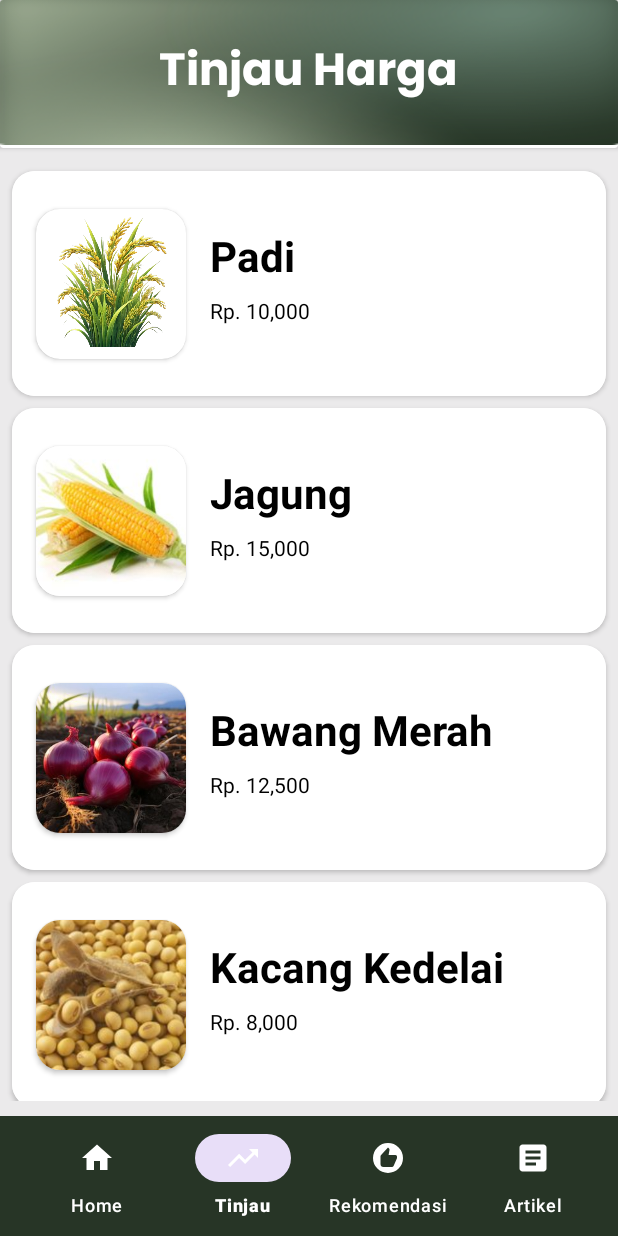
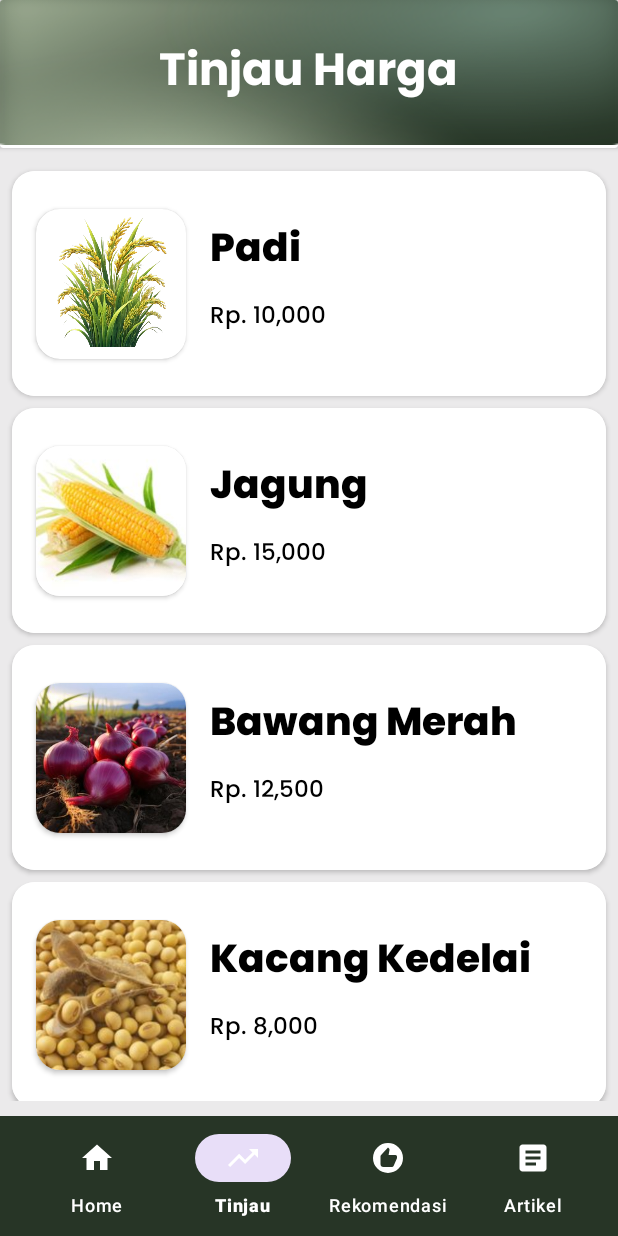
Before and after one commit to C241-PS087/BooTani_Android, an Android app: the HomeFragment screen opened directly, with no data from a screen before it, item 2 of the bottom bar chosen, on a phone screen of 412 x 824 dp. Run offline under Robolectric (Android 15) with nearby library versions, the phone set to English and light mode, and no system bars.

Commit message:
update artikel

```diff
--- a/app/src/main/java/com/example/bootani/Artikel.kt
+++ b/app/src/main/java/com/example/bootani/Artikel.kt
@@ -7,5 +7,5 @@ import kotlinx.parcelize.Parcelize
 data class Artikel(
     val name: String,
     val description: String,
-    val photo: Int
+    val photoUrl: String
 ) : Parcelable
--- a/app/src/main/java/com/example/bootani/HomeFragment.kt
+++ b/app/src/main/java/com/example/bootani/HomeFragment.kt
@@ -1,17 +1,27 @@
 package com.example.bootani
 
+import android.app.AlertDialog
+import android.content.Intent
 import android.os.Bundle
 import android.view.LayoutInflater
 import android.view.View
 import android.view.ViewGroup
 import androidx.fragment.app.Fragment
+import androidx.lifecycle.ViewModelProvider
 import androidx.recyclerview.widget.LinearLayoutManager
 import com.example.bootani.data.HomeItem
+import com.example.bootani.data.UserPreferences
 import com.example.bootani.databinding.FragmentHomeBinding
+import com.example.bootani.viewModel.UserViewModel
+import com.example.bootani.viewModel.ViewModelFactory
 
 class HomeFragment : Fragment() {
     private var _binding: FragmentHomeBinding? = null
     private val binding get() = _binding!!
+    private val preferences by lazy { UserPreferences.getInstance(requireContext().dataStore) }
+    private val userViewModel by lazy {
+        ViewModelProvider(this, ViewModelFactory(preferences))[UserViewModel::class.java]
+    }
 
     override fun onCreateView(
         inflater: LayoutInflater, container: ViewGroup?,
@@ -37,11 +47,47 @@ class HomeFragment : Fragment() {
         }
 
         // Sort the items by price in descending order and take the first two items
-        val sortedItems = items.sortedByDescending { it.harga.replace("Rp. ", "").replace(",", "").toInt() }.take(2)
+        val sortedItems =
+            items.sortedByDescending { it.harga.replace("Rp. ", "").replace(",", "").toInt() }
+                .take(2)
 
         val adapter = HomeAdapter(sortedItems)
         binding.rvBest2.layoutManager = LinearLayoutManager(context)
         binding.rvBest2.adapter = adapter
+
+        userViewModel.getUserName().observe(viewLifecycleOwner) {
+            binding.tvUserName.text = it
+        }
+        userViewModel.getEmail().observe(viewLifecycleOwner) {
+            binding.tvEmail.text = it
+        }
+        userViewModel.getUserName().observe(viewLifecycleOwner) { username ->
+            if (username.isNotEmpty()) {
+                binding.profileImage.text = username.first().uppercase().toString()
+            }
+
+        }
+
+        binding.tvlogout.setOnClickListener {
+            AlertDialog.Builder(context).apply {
+                setTitle("Logout")
+                setMessage("Are you sure you want to logout?")
+                setPositiveButton("Yes") { dialog, _ ->
+                    // intent to welcome activity
+                    Intent(context, WelcomeActivity::class.java).also {
+                        it.flags = Intent.FLAG_ACTIVITY_NEW_TASK or Intent.FLAG_ACTIVITY_CLEAR_TASK
+                        startActivity(it)
+                        userViewModel.clearDataLogin()
+                    }
+
+                    dialog.dismiss()
+                }
+                setNegativeButton("No") { dialog, _ ->
+                    dialog.dismiss()
+                }
+            }.create().show()
+        }
+
     }
 
     override fun onDestroyView() {
--- a/app/src/main/res/layout/item_row_artikel.xml
+++ b/app/src/main/res/layout/item_row_artikel.xml
@@ -10,12 +10,12 @@
     android:layout_marginTop="4dp"
     android:layout_marginEnd="8dp"
     android:layout_marginBottom="4dp"
-    card_view:cardCornerRadius="4dp">
+    card_view:cardCornerRadius="20dp">
 
     <androidx.constraintlayout.widget.ConstraintLayout
         android:layout_width="match_parent"
         android:layout_height="150dp"
-        android:padding="8dp"
+        android:padding="18dp"
         android:background="@color/midnight">
 
         <ImageView
@@ -38,6 +38,7 @@
             android:textSize="18sp"
             android:textStyle="bold"
             android:textColor="@color/white"
+            android:fontFamily="@font/poppins_extrabold"
             card_view:layout_constraintEnd_toEndOf="parent"
             card_view:layout_constraintStart_toEndOf="@+id/img_item_photo"
             card_view:layout_constraintTop_toTopOf="@+id/img_item_photo"
@@ -50,6 +51,7 @@
             android:layout_marginTop="8dp"
             android:ellipsize="end"
             android:maxLines="5"
+            android:fontFamily="@font/poppins_medium"
             android:textColor="@color/white"
             card_view:layout_constraintBottom_toBottomOf="@+id/img_item_photo"
             card_view:layout_constraintEnd_toEndOf="@+id/tv_item_name"
--- a/app/src/main/res/layout/item_row_at_home.xml
+++ b/app/src/main/res/layout/item_row_at_home.xml
@@ -42,10 +42,10 @@
             android:id="@+id/tv_plant_name"
             android:layout_width="0dp"
             android:layout_height="wrap_content"
-            android:layout_marginTop="12dp"
+            android:layout_marginTop="0dp"
             android:textColor="@android:color/black"
             android:textSize="28sp"
-            android:textStyle="bold"
+            android:fontFamily="@font/poppins_extrabold"
             android:layout_marginStart="16dp"
             app:layout_constraintEnd_toEndOf="parent"
             app:layout_constraintStart_toEndOf="@+id/card_view_photo_home"
@@ -58,6 +58,8 @@
             android:layout_width="0dp"
             android:layout_height="0dp"
             android:layout_marginTop="8dp"
+            android:textSize="15sp"
+            android:fontFamily="@font/poppins_medium"
             android:ellipsize="end"
             android:maxLines="5"
             android:textColor="@android:color/black"
--- a/app/src/main/res/layout/item_row_tinjau_harga.xml
+++ b/app/src/main/res/layout/item_row_tinjau_harga.xml
@@ -42,10 +42,11 @@
         android:id="@+id/tv_plant_name"
         android:layout_width="0dp"
         android:layout_height="wrap_content"
-        android:layout_marginTop="12dp"
+        android:layout_marginTop="5dp"
         android:textColor="@android:color/black"
-        android:textSize="28sp"
+        android:textSize="26sp"
         android:textStyle="bold"
+        android:fontFamily="@font/poppins_extrabold"
         android:layout_marginStart="16dp"
         app:layout_constraintEnd_toEndOf="parent"
         app:layout_constraintStart_toEndOf="@+id/card_view_photo_tinjau"
@@ -59,7 +60,9 @@
         android:layout_height="0dp"
         android:layout_marginTop="8dp"
         android:ellipsize="end"
+        android:fontFamily="@font/poppins_medium"
         android:maxLines="5"
+        android:textSize="15sp"
         android:textColor="@android:color/black"
         app:layout_constraintBottom_toBottomOf="@+id/card_view_photo_tinjau"
         app:layout_constraintEnd_toEndOf="@+id/tv_plant_name"
--- a/app/src/main/res/layout/itew_row_rekomendasi.xml
+++ b/app/src/main/res/layout/itew_row_rekomendasi.xml
@@ -33,6 +33,7 @@
                 android:layout_width="wrap_content"
                 android:layout_height="wrap_content"
                 android:text="Nama Tanaman"
+                android:fontFamily="@font/poppins_extrabold"
                 android:textColor="@android:color/black"
                 android:textSize="18sp"
                 android:textStyle="bold" />
@@ -42,6 +43,7 @@
                 android:layout_width="wrap_content"
                 android:layout_height="wrap_content"
                 android:text="Rp. 0"
+                android:fontFamily="@font/poppins_medium"
                 android:textColor="@android:color/black"
                 android:textSize="16sp" />
 
@@ -52,6 +54,7 @@
             android:layout_width="wrap_content"
             android:layout_height="wrap_content"
             android:text="+0.0%"
+            android:fontFamily="@font/poppins_medium"
             android:textColor="@android:color/holo_green_dark"
             android:textSize="16sp"
             android:layout_gravity="center_vertical"/>
```
Also changed, not shown: app/src/main/AndroidManifest.xml (+6 -3 lines), app/src/main/java/com/example/bootani/ArtikelAdapter.kt (+9 -3 lines), app/src/main/java/com/example/bootani/ArtikelFragment.kt (+5 -2 lines), app/src/main/java/com/example/bootani/DetailActivity.kt (+5 -9 lines), app/src/main/res/layout/fragment_home.xml (+8 -4 lines).
